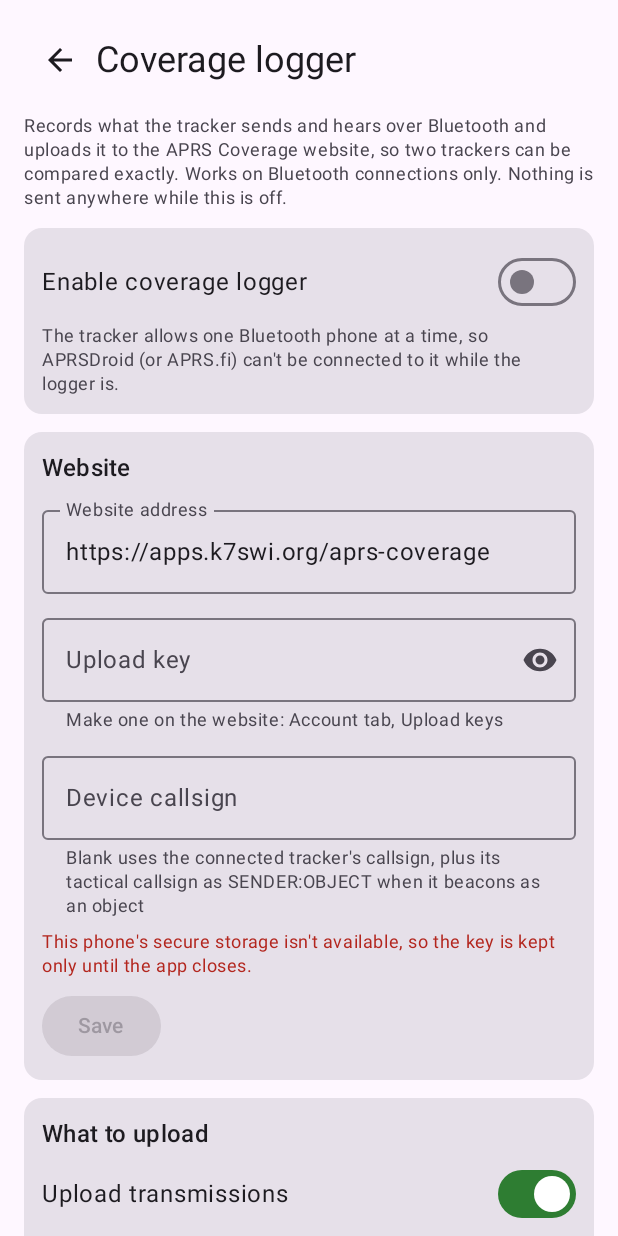
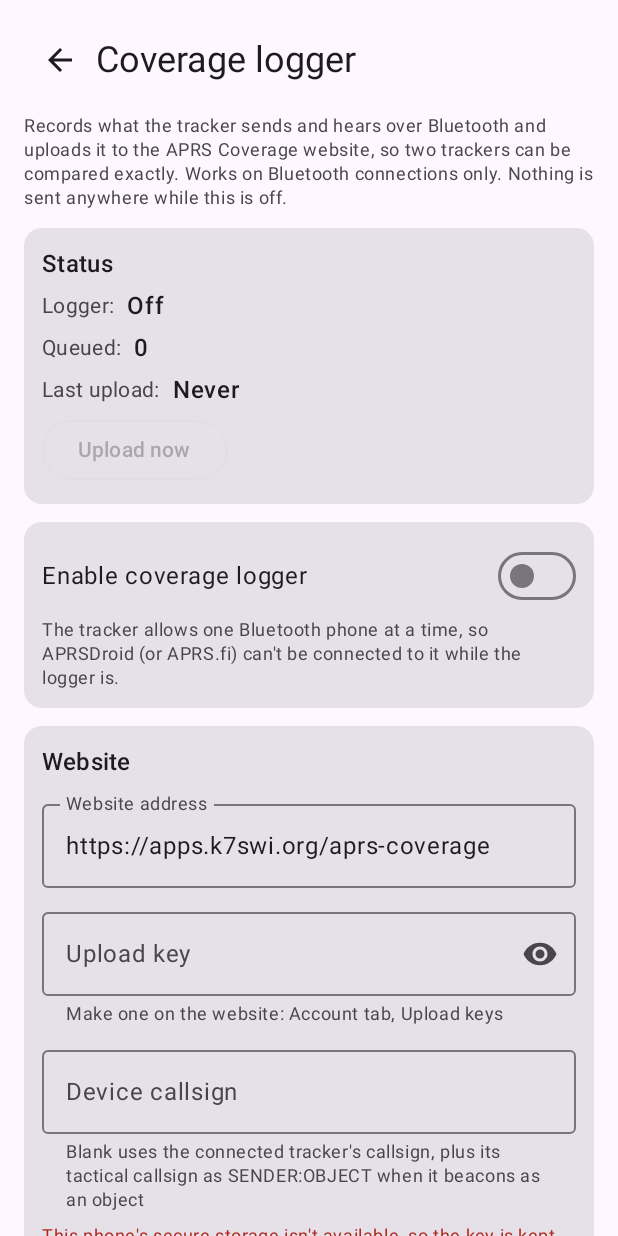
Before and after one commit to jeepnjonny/lora-fieldops-config-android, an Android app built with Jetpack Compose: the CoverageLoggerScreen screen opened through its navigation route, on a phone screen of 412 x 824 dp. Run offline under Robolectric (Android 15) with nearby library versions, the phone set to English and light mode, and no system bars; libraries missing offline, so code that uses them is left out: com.hoho.android; 3 statements that could not run were skipped.

Commit message:
feat(ui): logger status on top, save confirmation, clearer errors
- C11: the Status card comes first on the logger screen; Save shows a
  "Saved" confirmation (announced to screen readers) and says when the
  upload key was cleared by a website change; a stopped upload or the last
  upload problem shows as a warning banner with what to do; rejected
  entries are a collapsible count instead of a long red list; Upload now
  shows a spinner.

Co-Authored-By: Claude Opus 5.5 <noreply@anthropic.com>

```diff
--- a/app/src/main/java/com/kj7nye/lorafieldops/ui/CoverageLoggerScreen.kt
+++ b/app/src/main/java/com/kj7nye/lorafieldops/ui/CoverageLoggerScreen.kt
@@ -11,16 +11,22 @@ import androidx.compose.foundation.layout.Column
 import androidx.compose.foundation.layout.Row
 import androidx.compose.foundation.layout.fillMaxSize
 import androidx.compose.foundation.layout.fillMaxWidth
+import androidx.compose.foundation.layout.Spacer
 import androidx.compose.foundation.layout.padding
+import androidx.compose.foundation.layout.size
+import androidx.compose.foundation.layout.width
 import androidx.compose.foundation.rememberScrollState
 import androidx.compose.foundation.text.KeyboardOptions
 import androidx.compose.foundation.verticalScroll
 import androidx.compose.material.icons.Icons
 import androidx.compose.material.icons.automirrored.filled.ArrowBack
+import androidx.compose.material.icons.filled.CheckCircle
 import androidx.compose.material.icons.filled.Visibility
 import androidx.compose.material.icons.filled.VisibilityOff
 import androidx.compose.material3.Button
 import androidx.compose.material3.Card
+import androidx.compose.material3.CircularProgressIndicator
+import androidx.compose.material3.TextButton
 import androidx.compose.material3.Icon
 import androidx.compose.material3.IconButton
 import androidx.compose.material3.MaterialTheme
@@ -37,6 +43,10 @@ import androidx.compose.runtime.setValue
 import androidx.compose.ui.Alignment
 import androidx.compose.ui.Modifier
 import androidx.compose.ui.platform.LocalContext
+import androidx.compose.ui.semantics.LiveRegionMode
+import androidx.compose.ui.semantics.heading
+import androidx.compose.ui.semantics.liveRegion
+import androidx.compose.ui.semantics.semantics
 import androidx.compose.ui.text.input.KeyboardType
 import androidx.compose.ui.text.input.PasswordVisualTransformation
 import androidx.compose.ui.text.input.VisualTransformation
@@ -45,7 +55,11 @@ import androidx.core.content.ContextCompat
 import androidx.lifecycle.viewmodel.compose.viewModel
 import com.kj7nye.lorafieldops.logger.trackerDevice
 import java.text.DateFormat
+import kotlinx.coroutines.delay
 import java.util.Date
+
+private fun fieldsChangedSinceSave(baseUrl: String, apiKey: String, device: String, s: com.kj7nye.lorafieldops.logger.LoggerSettings) =
+    baseUrl != s.baseUrl || apiKey != s.apiKey || device != s.device
 
 /**
  * Settings and status for the optional coverage logger. [onBack] is shown as a back
@@ -70,6 +84,10 @@ fun CoverageLoggerScreen(
     var apiKey by remember(settings.apiKey) { mutableStateOf(settings.apiKey) }
     var device by remember(settings.device) { mutableStateOf(settings.device) }
     var showKey by remember { mutableStateOf(false) }
+    // "Saved" confirmation next to the button; fades after a few seconds or on the next edit.
+    var savedNote by remember { mutableStateOf<String?>(null) }
+    LaunchedEffect(savedNote) { if (savedNote != null) { delay(4_000); savedNote = null } }
+    LaunchedEffect(baseUrl, apiKey, device) { if (fieldsChangedSinceSave(baseUrl, apiKey, device, settings)) savedNote = null }
     val fieldsChanged = baseUrl != settings.baseUrl || apiKey != settings.apiKey || device != settings.device
 
     var notificationsDenied by remember { mutableStateOf(false) }
@@ -104,6 +122,63 @@ fun CoverageLoggerScreen(
             style = MaterialTheme.typography.bodySmall,
             color = MaterialTheme.colorScheme.onSurfaceVariant,
         )
+
+        // Status first: it's what you check on a drive.
+        Card(modifier = Modifier.fillMaxWidth()) {
+            Column(Modifier.padding(12.dp), verticalArrangement = Arrangement.spacedBy(4.dp)) {
+                Text("Status", style = MaterialTheme.typography.titleMedium, modifier = Modifier.semantics { heading() })
+                val state = when {
+                    !settings.enabled -> "Off"
+                    runtime.logging -> "Logging ${runtime.device}: ${runtime.sent} sent, ${runtime.heard} heard"
+                    runtime.reconnecting -> "Reconnecting to the tracker…"
+                    runtime.linkError != null -> runtime.linkError!!
+                    else -> "Waiting for a Bluetooth tracker connection"
+                }
+                InfoRow("Logger", state)
+                InfoRow("Queued", "$queued")
+                InfoRow(
+                    "Last upload",
+                    if (status.lastUploadMs > 0)
+                        DateFormat.getDateTimeInstance(DateFormat.SHORT, DateFormat.MEDIUM).format(Date(status.lastUploadMs))
+                    else "Never",
+                )
+                OutlinedButton(
+                    onClick = vm::uploadNow,
+                    enabled = settings.enabled && !uploading && queued > 0,
+                ) {
+                    if (uploading) {
+                        CircularProgressIndicator(Modifier.size(18.dp), strokeWidth = 2.dp)
+                        Spacer(Modifier.width(8.dp))
+                    }
+                    Text(if (uploading) "Uploading…" else "Upload now")
+                }
+            }
+        }
+
+        status.blockedMessage?.let {
+            WarningBanner("Uploads stopped: $it\nFix it below and tap Save; uploads resume after any settings change.")
+        }
+        if (status.blockedMessage == null) {
+            status.lastError?.let { WarningBanner("Last upload problem: $it") }
+        }
+        if (status.entryErrors.isNotEmpty()) {
+            var showEntryErrors by remember { mutableStateOf(false) }
+            Card(modifier = Modifier.fillMaxWidth()) {
+                Column(Modifier.padding(12.dp)) {
+                    TextButton(onClick = { showEntryErrors = !showEntryErrors }) {
+                        Text(
+                            "${status.entryErrors.size} entr${if (status.entryErrors.size == 1) "y" else "ies"} " +
+                                "rejected by the server (${if (showEntryErrors) "hide" else "show"})",
+                        )
+                    }
+                    if (showEntryErrors) {
+                        status.entryErrors.forEach {
+                            Text("• $it", style = MaterialTheme.typography.bodyMedium, color = MaterialTheme.colorScheme.error)
+                        }
+                    }
+                }
+            }
+        }
 
         Card(modifier = Modifier.fillMaxWidth()) {
             Column(Modifier.padding(12.dp), verticalArrangement = Arrangement.spacedBy(4.dp)) {
@@ -197,8 +272,22 @@ fun CoverageLoggerScreen(
                         color = MaterialTheme.colorScheme.error,
                     )
                 }
-                Button(onClick = { vm.saveFields(baseUrl, apiKey, device) }, enabled = fieldsChanged && urlError == null) {
-                    Text("Save")
+                Row(verticalAlignment = Alignment.CenterVertically) {
+                    Button(
+                        onClick = {
+                            savedNote = if (keyWillClear) "Saved. Upload key cleared: enter the new site's key." else "Saved"
+                            vm.saveFields(baseUrl, apiKey, device)
+                        },
+                        enabled = fieldsChanged && urlError == null,
+                    ) {
+                        Text("Save")
+                    }
+                    savedNote?.let {
+                        Spacer(Modifier.width(12.dp))
+                        Icon(Icons.Default.CheckCircle, contentDescription = null, tint = MaterialTheme.colorScheme.primary)
+                        Spacer(Modifier.width(6.dp))
+                        Text(it, style = MaterialTheme.typography.bodyMedium, modifier = Modifier.semantics { liveRegion = LiveRegionMode.Polite })
+                    }
                 }
             }
         }
@@ -219,43 +308,5 @@ fun CoverageLoggerScreen(
             }
         }
 
-        Card(modifier = Modifier.fillMaxWidth()) {
-            Column(Modifier.padding(12.dp), verticalArrangement = Arrangement.spacedBy(4.dp)) {
-                Text("Status", style = MaterialTheme.typography.titleMedium)
-                val state = when {
-                    !settings.enabled -> "Off"
-                    runtime.logging -> "Logging ${runtime.device}: ${runtime.sent} sent, ${runtime.heard} heard"
-                    runtime.reconnecting -> "Reconnecting to the tracker…"
-                    runtime.linkError != null -> runtime.linkError!!
-                    else -> "Waiting for a Bluetooth tracker connection"
-                }
-                InfoRow("Logger", state)
-                InfoRow("Queued", "$queued")
-                InfoRow(
-                    "Last upload",
-                    if (status.lastUploadMs > 0)
-                        DateFormat.getDateTimeInstance(DateFormat.SHORT, DateFormat.MEDIUM).format(Date(status.lastUploadMs))
-                    else "Never",
-                )
-                status.blockedMessage?.let {
-                    Text("Uploads stopped: $it", color = MaterialTheme.colorScheme.error, style = MaterialTheme.typography.bodySmall)
-                }
-                if (status.blockedMessage == null) {
-                    status.lastError?.let {
-                        Text("Last error: $it", color = MaterialTheme.colorScheme.error, style = MaterialTheme.typography.bodySmall)
-                    }
-                }
-                if (status.entryErrors.isNotEmpty()) {
-                    Text("Entries the server rejected:", style = MaterialTheme.typography.bodySmall)
-                    status.entryErrors.forEach {
-                        Text("• $it", style = MaterialTheme.typography.bodySmall, color = MaterialTheme.colorScheme.error)
-                    }
-                }
-                OutlinedButton(
-                    onClick = vm::uploadNow,
-                    enabled = settings.enabled && !uploading && queued > 0,
-                ) { Text(if (uploading) "Uploading…" else "Upload now") }
-            }
-        }
     }
 }
```
